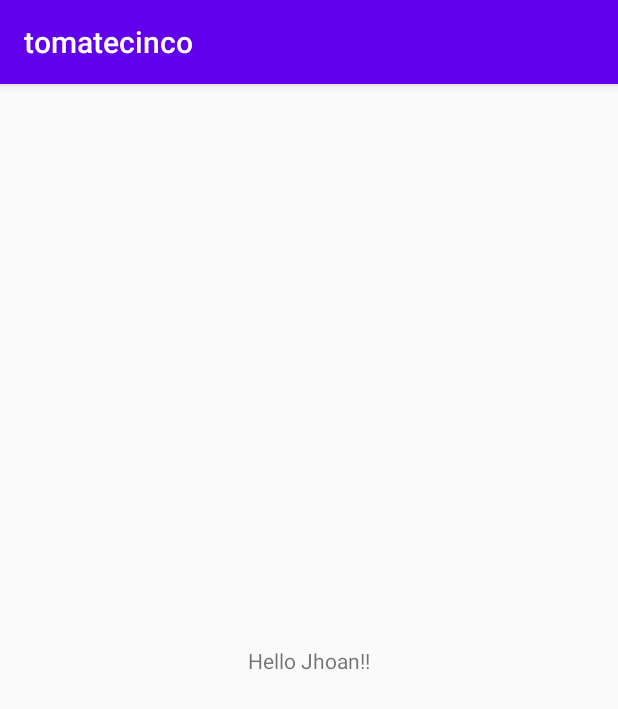
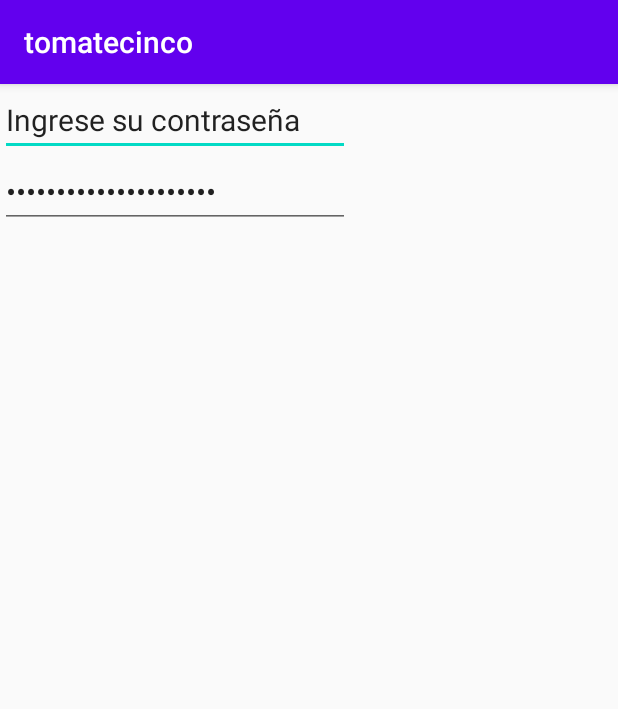
Before and after one commit to JWars8/tomatecinco, an Android app: the screen it shows after launch (MainActivity), on a phone screen of 412 x 824 dp. Shown: the top 709 px of the screen. Run offline under Robolectric (Android 15) with nearby library versions, the phone set to English and light mode, and no system bars.

Commit message:
cambio desde nolocal HP4

```diff
--- a/app/src/main/res/layout/activity_main.xml
+++ b/app/src/main/res/layout/activity_main.xml
@@ -6,13 +6,39 @@
     android:layout_height="match_parent"
     tools:context=".MainActivity">
 
-    <TextView
-        android:layout_width="wrap_content"
-        android:layout_height="wrap_content"
-        android:text="Hello Jhoan!!"
-        app:layout_constraintBottom_toBottomOf="parent"
-        app:layout_constraintLeft_toLeftOf="parent"
-        app:layout_constraintRight_toRightOf="parent"
-        app:layout_constraintTop_toTopOf="parent" />
+    <TableLayout
+        android:layout_width="413dp"
+        android:layout_height="232dp"
+        tools:layout_editor_absoluteX="-1dp"
+        tools:layout_editor_absoluteY="342dp">
+
+        <TableRow
+            android:layout_width="match_parent"
+            android:layout_height="match_parent" >
+
+            <EditText
+                android:id="@+id/editTextTextEmailAddress4"
+                android:layout_width="226dp"
+                android:layout_height="wrap_content"
+                android:ems="10"
+                android:inputType="textEmailAddress"
+                android:text="Ingrese su contraseña"
+                android:textSize="20dp"/>
+        </TableRow>
+
+        <TableRow
+            android:layout_width="match_parent"
+            android:layout_height="match_parent" >
+
+            <EditText
+                android:id="@+id/editTextTextPassword2"
+                android:layout_width="wrap_content"
+                android:layout_height="wrap_content"
+                android:ems="10"
+                android:inputType="textPassword"
+                android:text="Ingrese su contraseña"
+                android:textSize="20dp"/>
+        </TableRow>
+    </TableLayout>
 
 </androidx.constraintlayout.widget.ConstraintLayout>
```
